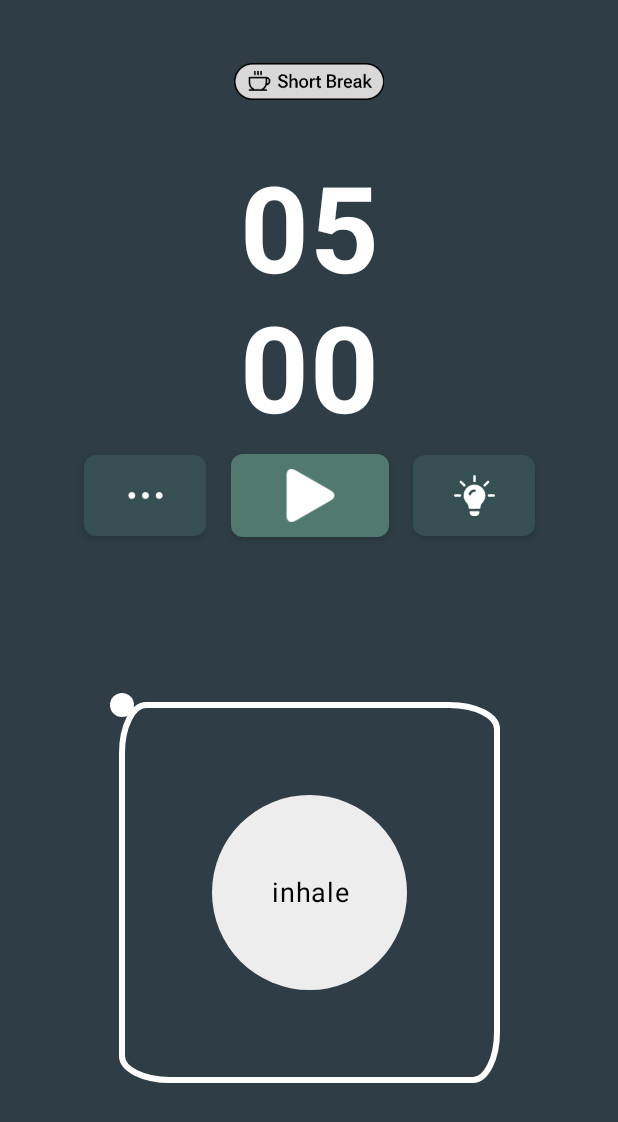
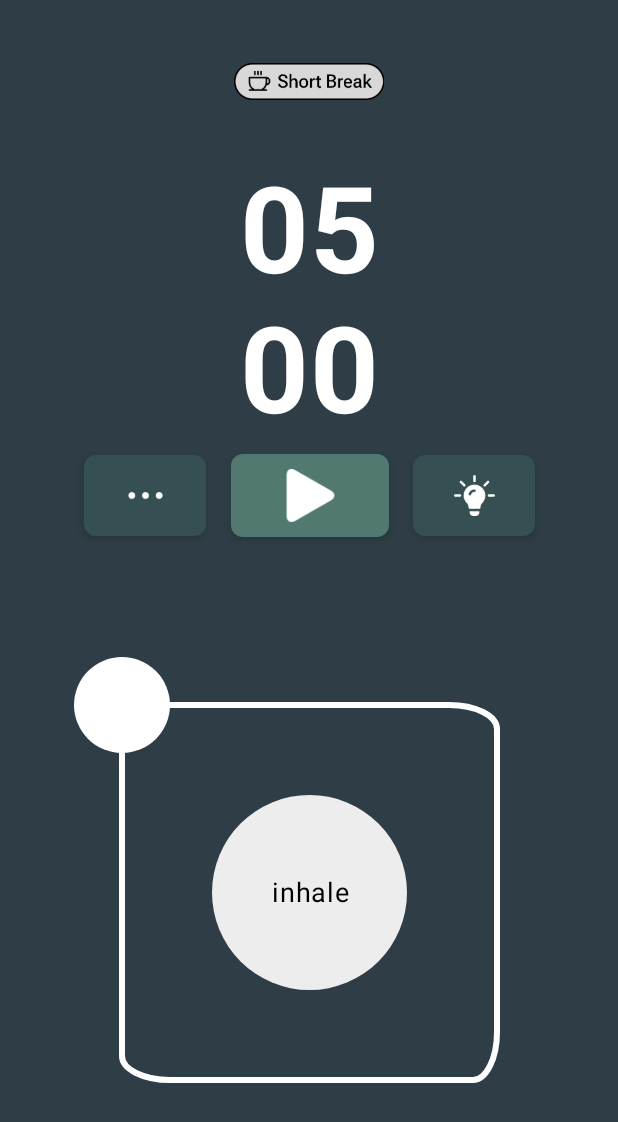
Before and after one commit to lukaszdoesthecode/PomodoroApp, an Android app built with Jetpack Compose: the ShortBreakActivity screen opened directly, with no data from a screen before it, on a phone screen of 412 x 824 dp. Shown: the top 1122 px of the screen. Run offline under Robolectric (Android 15) with nearby library versions, the phone set to English and light mode, and no system bars.

Commit message:
Implemented interactive BreathingSquare in the ShortBreakActivity

```diff
--- a/app/src/main/AndroidManifest.xml
+++ b/app/src/main/AndroidManifest.xml
@@ -5,6 +5,8 @@
     <uses-permission android:name="android.permission.INTERNET" />
 
     <uses-permission android:name="android.permission.POST_NOTIFICATIONS" />
+
+    <uses-permission android:name="android.permission.VIBRATE" />
 
     <application
         android:allowBackup="true"
@@ -22,7 +24,6 @@
         <activity
             android:name=".functionality.auth.ui.SignUpActivity"
             android:exported="false" />
-        <activity android:name=".functionality.pomodoro.ui.ShortBreakActivity" />
         <activity
             android:name=".functionality.auth.ui.LoginActivity"
             android:exported="true">
@@ -32,6 +33,7 @@
                 <category android:name="android.intent.category.LAUNCHER" />
             </intent-filter>
         </activity>
+        <activity android:name=".functionality.pomodoro.ui.ShortBreakActivity" />
 
         <activity
             android:name=".functionality.pomodoro.ui.WorkTimeActivity"
--- a/app/src/main/java/com/example/pomodojo/functionality/pomodoro/screens/SquareBreathingVisual.kt
+++ b/app/src/main/java/com/example/pomodojo/functionality/pomodoro/screens/SquareBreathingVisual.kt
@@ -3,8 +3,12 @@ package com.example.pomodojo.functionality.pomodoro.screens
 import androidx.compose.animation.core.*
 import androidx.compose.foundation.Canvas
 import androidx.compose.foundation.background
+import androidx.compose.foundation.gestures.detectTapGestures
+import androidx.compose.foundation.interaction.MutableInteractionSource
+import androidx.compose.foundation.interaction.collectIsPressedAsState
 import androidx.compose.foundation.layout.*
 import androidx.compose.foundation.shape.CircleShape
+import androidx.compose.material3.Button
 import androidx.compose.material3.Surface
 import androidx.compose.material3.Text
 import androidx.compose.runtime.*
@@ -14,6 +18,9 @@ import androidx.compose.ui.geometry.Offset
 import androidx.compose.ui.graphics.Color
 import androidx.compose.ui.graphics.PathEffect
 import androidx.compose.ui.graphics.drawscope.Stroke
+import androidx.compose.ui.input.pointer.pointerInput
+import androidx.compose.ui.platform.LocalContext
+import androidx.compose.ui.platform.LocalDensity
 import androidx.compose.ui.text.style.TextAlign
 import androidx.compose.ui.tooling.preview.Preview
 import androidx.compose.ui.unit.Dp
@@ -21,6 +28,17 @@ import androidx.compose.ui.unit.dp
 import androidx.compose.ui.unit.sp
 import com.example.pomodojo.ui.theme.PomodojoTheme
 import com.example.pomodojo.ui.theme.Primary
+import com.example.pomodojo.ui.theme.White
+import com.example.pomodojo.ui.theme.AccentL
+import android.content.Context
+import android.os.Build
+import android.os.VibrationEffect
+import android.os.Vibrator
+import kotlinx.coroutines.Job
+import kotlinx.coroutines.delay
+import kotlinx.coroutines.launch
+
+
 
 @Composable
 fun SquareBreathingVisual(isPaused: Boolean) {
@@ -63,38 +81,116 @@ fun SquareBreathingVisual(isPaused: Boolean) {
 @Composable
 fun BreathingSquare(progress: Float) {
     val squareSize = 250.dp
+    val density = LocalDensity.current
+    val buttonSize = 64.dp // Button size
 
-    Canvas(modifier = Modifier.size(squareSize)) {
-        val pathLength = size.width * 4  // Total path around the square
-        val strokeWidth = 4.dp.toPx()
+    // Modern vibration handling
+    val context = LocalContext.current
+    val vibrator = if (Build.VERSION.SDK_INT >= Build.VERSION_CODES.S) {
+        val vibratorManager = context.getSystemService(Context.VIBRATOR_MANAGER_SERVICE) as? android.os.VibratorManager
+        vibratorManager?.defaultVibrator
+    } else {
+        @Suppress("DEPRECATION")
+        context.getSystemService(Context.VIBRATOR_SERVICE) as? Vibrator
+    }
 
-        // Square with rounded corners
-        drawRoundRect(
-            color = Color.White,
-            size = size,
-            cornerRadius = androidx.compose.ui.geometry.CornerRadius(16.dp.toPx()),
-            style = Stroke(width = strokeWidth, pathEffect = PathEffect.cornerPathEffect(16.dp.toPx()))
-        )
+    val coroutineScope = rememberCoroutineScope()
+    var isButtonReleased by remember { mutableStateOf(false) }
+    var vibrationJob by remember { mutableStateOf<Job?>(null) }
+
+    Box(
+        modifier = Modifier
+            .size(squareSize)
+            .background(Color.Transparent),
+        contentAlignment = Alignment.TopStart
+    ) {
+        Canvas(modifier = Modifier.matchParentSize()) {
+            val strokeWidth = with(density) { 4.dp.toPx() }
+
+            // Square with rounded corners
+            drawRoundRect(
+                color = White,
+                size = size,
+                cornerRadius = androidx.compose.ui.geometry.CornerRadius(with(density) { 16.dp.toPx() }),
+                style = Stroke(width = strokeWidth, pathEffect = PathEffect.cornerPathEffect(with(density) { 16.dp.toPx() }))
+            )
+        }
 
         // Dot movement calculation
+        val pathLength = with(density) { squareSize.toPx() * 4 }
         val perimeter = pathLength
         val currentPosition = progress * perimeter
 
         val dotPosition = when {
-            currentPosition <= size.width -> Offset(currentPosition, 0f) // Top side
-            currentPosition <= size.width * 2 -> Offset(size.width, currentPosition - size.width) // Right side
-            currentPosition <= size.width * 3 -> Offset(size.width - (currentPosition - size.width * 2), size.height) // Bottom side
-            else -> Offset(0f, size.height - (currentPosition - size.width * 3)) // Left side
+            currentPosition <= with(density) { squareSize.toPx() } -> Offset(currentPosition, 0f) // Top side
+            currentPosition <= with(density) { squareSize.toPx() * 2 } -> Offset(
+                with(density) { squareSize.toPx() },
+                currentPosition - with(density) { squareSize.toPx() }
+            ) // Right side
+            currentPosition <= with(density) { squareSize.toPx() * 3 } -> Offset(
+                with(density) { squareSize.toPx() } - (currentPosition - with(density) { squareSize.toPx() * 2 }),
+                with(density) { squareSize.toPx() }
+            ) // Bottom side
+            else -> Offset(
+                0f,
+                with(density) { squareSize.toPx() } - (currentPosition - with(density) { squareSize.toPx() * 3 })
+            ) // Left side
         }
 
-        // Moving dot
-        drawCircle(
-            color = Color.White,
-            radius = 8.dp.toPx(),
-            center = dotPosition
+        // Convert Offset to Dp for positioning
+        val offsetModifier = Modifier.offset(
+            x = with(density) { (dotPosition.x - buttonSize.toPx() / 2).toDp() },
+            y = with(density) { (dotPosition.y - buttonSize.toPx() / 2).toDp() }
         )
+
+        // Moving button
+        Box(
+            modifier = offsetModifier.size(buttonSize),
+            contentAlignment = Alignment.Center
+        ) {
+            val interactionSource = remember { MutableInteractionSource() }
+            val isPressed by interactionSource.collectIsPressedAsState()
+
+            // Trigger vibration only if the button is released for more than 5 seconds
+            LaunchedEffect(isPressed) {
+                if (isPressed) {
+                    // Button is pressed, cancel any ongoing vibration job
+                    vibrationJob?.cancel()
+                    vibrationJob = null
+                    isButtonReleased = false
+                } else {
+                    // Button is released, start the 5-second countdown
+                    if (!isButtonReleased) {
+                        isButtonReleased = true
+                        vibrationJob = coroutineScope.launch {
+                            delay(5000) // Wait for 5 seconds
+                            if (isButtonReleased) {
+                                vibrator?.let {
+                                    if (Build.VERSION.SDK_INT >= Build.VERSION_CODES.O) {
+                                        it.vibrate(VibrationEffect.createOneShot(200, VibrationEffect.DEFAULT_AMPLITUDE))
+                                    } else {
+                                        @Suppress("DEPRECATION")
+                                        it.vibrate(200)
+                                    }
+                                }
+                            }
+                        }
+                    }
+                }
+            }
+
+            Button(
+                onClick = { /* Handle button click */ },
+                colors = androidx.compose.material3.ButtonDefaults.buttonColors(
+                    containerColor = if (isPressed) AccentL else White
+                ),
+                interactionSource = interactionSource,
+                modifier = Modifier.fillMaxSize()
+            ) {}
+        }
     }
 }
+
 
 @Composable
 fun CenteredHoldCircle(progress: Float) {
--- a/app/src/main/java/com/example/pomodojo/functionality/pomodoro/ui/ShortBreakActivity.kt
+++ b/app/src/main/java/com/example/pomodojo/functionality/pomodoro/ui/ShortBreakActivity.kt
@@ -3,27 +3,17 @@ package com.example.pomodojo.functionality.pomodoro.ui
 import android.os.Bundle
 import androidx.activity.ComponentActivity
 import androidx.activity.compose.setContent
-import androidx.compose.foundation.layout.fillMaxSize
-import androidx.compose.material3.Text
 import androidx.compose.runtime.Composable
-import androidx.compose.ui.Modifier
 import com.example.pomodojo.ui.theme.PomodojoTheme
+import com.example.pomodojo.functionality.pomodoro.screens.ShortBreakScreen
 
 class ShortBreakActivity : ComponentActivity() {
     override fun onCreate(savedInstanceState: Bundle?) {
         super.onCreate(savedInstanceState)
         setContent {
             PomodojoTheme {
-                com.example.pomodojo.functionality.pomodoro.screens.ShortBreakScreen()
+                ShortBreakScreen()
             }
         }
     }
 }
-
-@Composable
-fun ShortBreakScreen() {
-    Text(
-        text = "Short Break",
-        modifier = Modifier.fillMaxSize()
-    )
-}
```
Also changed, not shown: app/src/main/java/com/example/pomodojo/functionality/pomodoro/components/VibrateButton.kt (added, +44 -0 lines).
